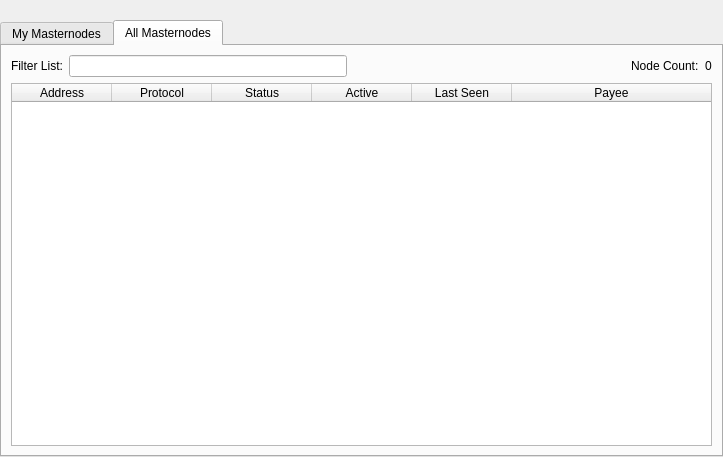
First picture: the form in src/qt/forms/masternodelist.ui, repository barrystyle/veles, before the edit.
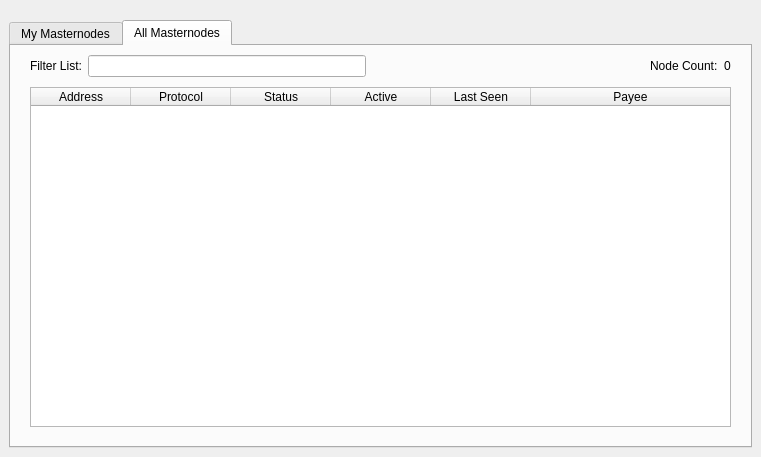
Second picture: the form after the edit. The open tabs and pages were chosen to show the change.

What changed in the file:
```diff
--- a/src/qt/forms/masternodelist.ui
+++ b/src/qt/forms/masternodelist.ui
@@ -6,7 +6,7 @@
    <rect>
     <x>0</x>
     <y>0</y>
-    <width>723</width>
+    <width>761</width>
     <height>457</height>
    </rect>
   </property>
@@ -28,6 +28,9 @@
    </property>
    <item>
     <layout class="QVBoxLayout" name="verticalLayout">
+     <property name="spacing">
+      <number>2</number>
+     </property>
      <property name="bottomMargin">
       <number>0</number>
      </property>
@@ -45,7 +48,25 @@
       </spacer>
      </item>
      <item>
+      <widget class="QWidget" name="widget" native="true">
+       <property name="sizePolicy">
+        <sizepolicy hsizetype="Expanding" vsizetype="Expanding">
+         <horstretch>0</horstretch>
+         <verstretch>0</verstretch>
+        </sizepolicy>
+       </property>
+       <layout class="QVBoxLayout" name="verticalLayout_3">
+        <property name="topMargin">
+         <number>0</number>
+        </property>
+        <item>
       <widget class="QTabWidget" name="tabWidget">
+          <property name="sizePolicy">
+           <sizepolicy hsizetype="Preferred" vsizetype="Preferred">
+            <horstretch>0</horstretch>
+            <verstretch>0</verstretch>
+           </sizepolicy>
+          </property>
        <property name="currentIndex">
         <number>0</number>
        </property>
@@ -210,59 +231,7 @@
          <string>All Masternodes</string>
         </attribute>
         <layout class="QGridLayout" name="gridLayout">
-         <item row="1" column="0">
-          <widget class="QTableWidget" name="tableWidgetMasternodes">
-           <property name="editTriggers">
-            <set>QAbstractItemView::NoEditTriggers</set>
-           </property>
-           <property name="alternatingRowColors">
-            <bool>false</bool><!-- VELES -->
-           </property>
-           <property name="selectionBehavior">
-            <enum>QAbstractItemView::SelectRows</enum>
-           </property>
-           <property name="sortingEnabled">
-            <bool>true</bool>
-           </property>
-           <attribute name="horizontalHeaderStretchLastSection">
-            <bool>true</bool>
-           </attribute>
-           <attribute name="ResizeMode">
-            <enum>QHeaderView::Interactive</enum>
-           </attribute>
-           <column>
-            <property name="text">
-             <string>Address</string>
-            </property>
-           </column>
-           <column>
-            <property name="text">
-             <string>Protocol</string>
-            </property>
-           </column>
-           <column>
-            <property name="text">
-             <string>Status</string>
-            </property>
-           </column>
-           <column>
-            <property name="text">
-             <string>Active</string>
-            </property>
-           </column>
-           <column>
-            <property name="text">
-             <string>Last Seen</string>
-            </property>
-           </column>
-           <column>
-            <property name="text">
-             <string>Payee</string>
-            </property>
-           </column>
-          </widget>
-         </item>
-         <item row="0" column="0">
+            <item row="0" column="1">
           <layout class="QHBoxLayout" name="horizontalLayout_3">
            <property name="bottomMargin">
             <number>0</number>
@@ -310,8 +279,124 @@
            </item>
           </layout>
          </item>
-        </layout>
-       </widget>
+            <item row="2" column="2">
+             <spacer name="horizontalSpacer_2">
+              <property name="orientation">
+               <enum>Qt::Horizontal</enum>
+              </property>
+              <property name="sizeType">
+               <enum>QSizePolicy::Minimum</enum>
+              </property>
+              <property name="sizeHint" stdset="0">
+               <size>
+                <width>10</width>
+                <height>10</height>
+               </size>
+              </property>
+             </spacer>
+            </item>
+            <item row="3" column="1">
+             <spacer name="verticalSpacer">
+              <property name="orientation">
+               <enum>Qt::Vertical</enum>
+              </property>
+              <property name="sizeType">
+               <enum>QSizePolicy::Minimum</enum>
+              </property>
+              <property name="sizeHint" stdset="0">
+               <size>
+                <width>20</width>
+                <height>10</height>
+               </size>
+              </property>
+             </spacer>
+            </item>
+            <item row="2" column="1">
+             <widget class="QTableWidget" name="tableWidgetMasternodes">
+              <property name="editTriggers">
+               <set>QAbstractItemView::NoEditTriggers</set>
+              </property>
+              <property name="alternatingRowColors">
+               <bool>false</bool>
+              </property>
+              <property name="selectionBehavior">
+               <enum>QAbstractItemView::SelectRows</enum>
+              </property>
+              <property name="sortingEnabled">
+               <bool>true</bool>
+              </property>
+              <attribute name="horizontalHeaderStretchLastSection">
+               <bool>true</bool>
+              </attribute>
+              <column>
+               <property name="text">
+                <string>Address</string>
+               </property>
+              </column>
+              <column>
+               <property name="text">
+                <string>Protocol</string>
+               </property>
+              </column>
+              <column>
+               <property name="text">
+                <string>Status</string>
+               </property>
+              </column>
+              <column>
+               <property name="text">
+                <string>Active</string>
+               </property>
+              </column>
+              <column>
+               <property name="text">
+                <string>Last Seen</string>
+               </property>
+              </column>
+              <column>
+               <property name="text">
+                <string>Payee</string>
+               </property>
+              </column>
+             </widget>
+            </item>
+            <item row="2" column="0">
+             <spacer name="horizontalSpacer">
+              <property name="orientation">
+               <enum>Qt::Horizontal</enum>
+              </property>
+              <property name="sizeType">
+               <enum>QSizePolicy::Minimum</enum>
+              </property>
+              <property name="sizeHint" stdset="0">
+               <size>
+                <width>10</width>
+                <height>20</height>
+               </size>
+              </property>
+             </spacer>
+            </item>
+            <item row="1" column="1">
+             <spacer name="verticalSpacer_2">
+              <property name="orientation">
+               <enum>Qt::Vertical</enum>
+              </property>
+              <property name="sizeType">
+               <enum>QSizePolicy::Minimum</enum>
+              </property>
+              <property name="sizeHint" stdset="0">
+               <size>
+                <width>20</width>
+                <height>4</height>
+               </size>
+              </property>
+             </spacer>
+            </item>
+           </layout>
+          </widget>
+         </widget>
+        </item>
+       </layout>
       </widget>
      </item>
     </layout>
```
Left out of the diff: 73 changed lines with no effect on the pictures. Lines whose indentation alone changed are shown as unchanged.
